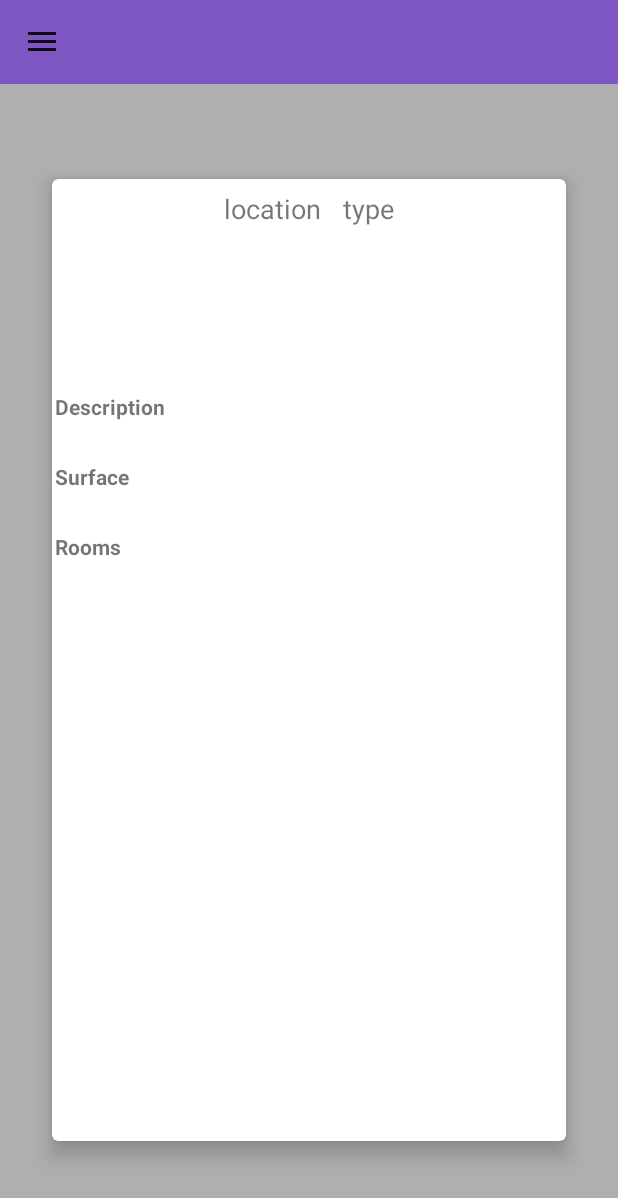
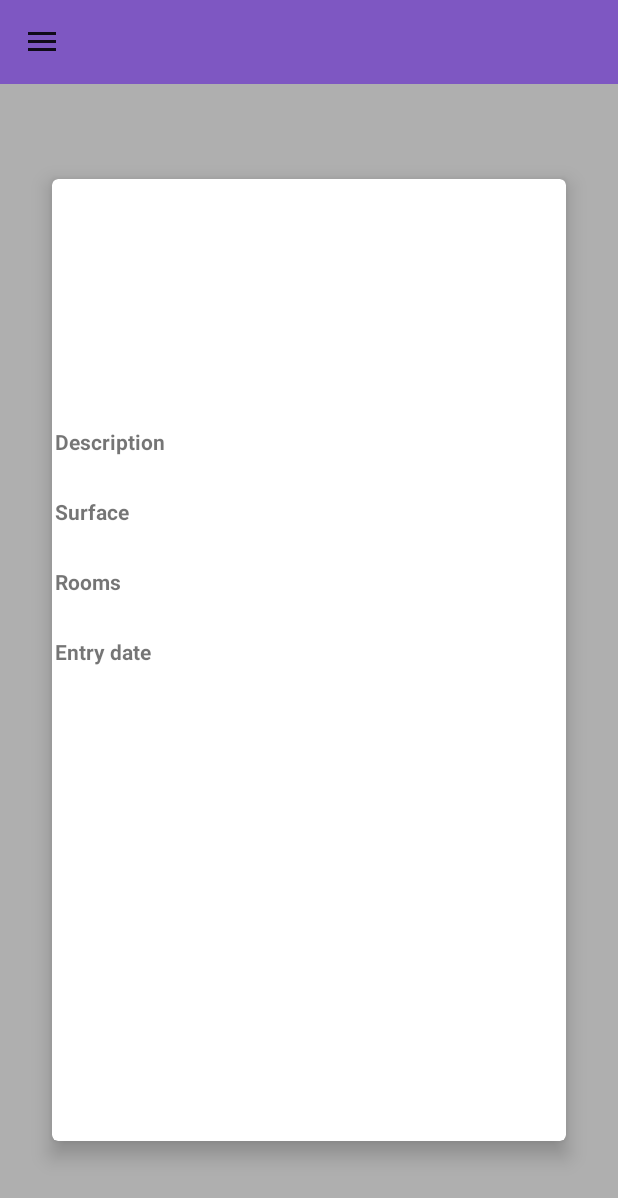
Before and after one commit to MickaelHrndz/RealEstateManager, an Android app: the fragment PropertyFragment placed in its activity, on a phone screen of 412 x 824 dp. Shown: the top 1198 px of the screen. Run offline under Robolectric (Android 15) with nearby library versions, the phone set to English and light mode, and no system bars; our stand-ins replace Firebase (no records; nobody signed in at launch, a user with empty details on screens opened directly).

Commit message:
added missing data in fragment + firebase realtime update instead of get + minor changes

```diff
--- a/app/src/main/java/com/openclassrooms/realestatemanager/activities/MainActivity.kt
+++ b/app/src/main/java/com/openclassrooms/realestatemanager/activities/MainActivity.kt
@@ -11,6 +11,8 @@ import android.support.v7.widget.RecyclerView
 import android.view.MotionEvent
 import android.view.View
 import com.google.firebase.firestore.FirebaseFirestore
+import com.google.firebase.firestore.FirebaseFirestoreException
+import com.google.firebase.firestore.QuerySnapshot
 
 import com.openclassrooms.realestatemanager.R
 import com.openclassrooms.realestatemanager.adapters.PropertiesListAdapter
@@ -49,7 +51,7 @@ open class MainActivity : AppCompatActivity() {
         // Row separator
         mRecyclerView.addItemDecoration(DividerItemDecoration(mRecyclerView.context, llm.orientation))
 
-        colRef.get().addOnCompleteListener {
+        /*colRef.get().addOnCompleteListener {
             if(it.isSuccessful) {
                 val res = it.result.documents
                 for(doc in res){
@@ -60,7 +62,23 @@ open class MainActivity : AppCompatActivity() {
                     }
                 }
             }
-        }
+        }*/
+        colRef.addSnapshotListener(object: EventListener, com.google.firebase.firestore.EventListener<QuerySnapshot> {
+            override fun onEvent(p0: QuerySnapshot?, p1: FirebaseFirestoreException?) {
+                if(p0 != null){
+                    propertiesList.clear()
+                    val res = p0.documents
+                    for(doc in res){
+                        val prop = doc.toObject(Property::class.java)
+                        if(prop != null){
+                            propertiesList.add(prop)
+                            mAdapter.notifyDataSetChanged()
+                        }
+                    }
+                }
+            }
+
+        })
 
         // Drawer configuration
         val toggle = ActionBarDrawerToggle(
@@ -85,7 +103,6 @@ open class MainActivity : AppCompatActivity() {
             // and add the transaction to the back stack so the user can navigate back
             transaction.replace(R.id.fragment_container, firstFragment)
             transaction.addToBackStack(null)
-
             // Commit the transaction
             transaction.commit()
 
--- a/app/src/main/res/layout/fragment_property.xml
+++ b/app/src/main/res/layout/fragment_property.xml
@@ -40,8 +40,7 @@
                         android:layout_gravity="center"
                         android:layout_margin="@dimen/margin_row_text"
                         android:paddingEnd="5dp"
-                        android:textSize="18sp"
-                        android:text="location"/>
+                        android:textSize="18sp"/>
                     <TextView
                         android:id="@+id/property_type"
                         android:layout_width="wrap_content"
@@ -49,14 +48,33 @@
                         android:layout_margin="@dimen/margin_row_text"
                         android:paddingStart="5dp"
                         android:layout_gravity="center"
-                        android:textSize="18sp"
-                        android:text="type"/>
+                        android:textSize="18sp"/>
                 </LinearLayout>
                 <GridLayout
                     android:id="@+id/pictures_layout"
                     android:layout_width="match_parent"
-                    android:layout_height="@dimen/row_prop_height">
+                    android:layout_height="@dimen/row_prop_height"
+                    android:columnCount="5"
+                    android:rowCount="1">
                 </GridLayout>
+                <LinearLayout
+                    android:layout_width="match_parent"
+                    android:layout_height="wrap_content"
+                    android:orientation="horizontal"
+                    android:gravity="center_horizontal">
+                    <TextView
+                        android:id="@+id/property_status"
+                        android:layout_width="wrap_content"
+                        android:layout_height="wrap_content"
+                        android:layout_margin="@dimen/margin_row_text"
+                        android:textColor="@color/colorPrimaryDark"/>
+                    <TextView
+                        android:id="@+id/property_price"
+                        android:layout_width="wrap_content"
+                        android:layout_height="wrap_content"
+                        android:layout_margin="@dimen/margin_row_text"
+                        android:textColor="@color/colorPrimaryDark"/>
+                </LinearLayout>
             <TextView
                 android:layout_width="wrap_content"
                 android:layout_height="wrap_content"
@@ -92,6 +110,19 @@
                 android:layout_width="wrap_content"
                 android:layout_height="wrap_content"
                 android:layout_margin="@dimen/margin_row_text"/>
+
+                <TextView
+                    android:layout_width="wrap_content"
+                    android:layout_height="wrap_content"
+                    android:layout_margin="@dimen/margin_row_text"
+                    android:textStyle="bold"
+                    android:text="Entry date"/>
+                <TextView
+                    android:id="@+id/property_entryDate"
+                    android:layout_width="wrap_content"
+                    android:layout_height="wrap_content"
+                    android:layout_margin="@dimen/margin_row_text"
+                    />
             </LinearLayout>
         </android.support.v7.widget.CardView>
     </LinearLayout>
--- a/app/src/main/res/values/strings.xml
+++ b/app/src/main/res/values/strings.xml
@@ -3,4 +3,7 @@
     <string name="navigation_drawer_close">Drawer Closed</string>
     <string name="app_name">Real Estate Manager</string>
     <string name="square_meters">%1$d square meters</string>
+    <string name="price"> - $%1$d</string>
+    <string name="available">Available</string>
+    <string name="unavailable">Unavailable</string>
 </resources>
```
Also changed, not shown: app/src/main/java/com/openclassrooms/realestatemanager/adapters/PropertiesListAdapter.kt (+13 -7 lines), app/src/main/java/com/openclassrooms/realestatemanager/fragments/PropertyFragment.kt (+20 -2 lines), app/src/main/res/layout/row_property.xml (+19 -7 lines), app/src/main/res/transition/slide_in_up.xml (added, +7 -0 lines), app/src/main/res/transition/slide_out_down.xml (added, +7 -0 lines).
